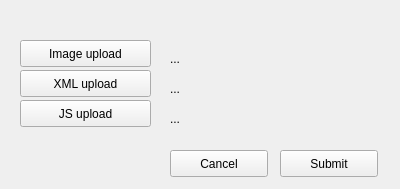
Old version of the form mixxx/src/controllers/dlgpresetupload.ui in the repository weixindut/mixxx.
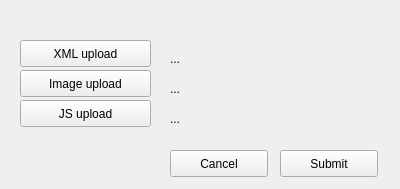
New version of the form.

Diff of the .ui file:
```diff
--- a/mixxx/src/controllers/dlgpresetupload.ui
+++ b/mixxx/src/controllers/dlgpresetupload.ui
@@ -43,7 +43,7 @@
    <property name="geometry">
     <rect>
      <x>20</x>
-     <y>40</y>
+     <y>70</y>
      <width>131</width>
      <height>27</height>
     </rect>
@@ -56,7 +56,7 @@
    <property name="geometry">
     <rect>
      <x>20</x>
-     <y>70</y>
+     <y>40</y>
      <width>131</width>
      <height>27</height>
     </rect>
@@ -82,7 +82,7 @@
    <property name="geometry">
     <rect>
      <x>170</x>
-     <y>50</y>
+     <y>80</y>
      <width>171</width>
      <height>17</height>
     </rect>
@@ -95,7 +95,7 @@
    <property name="geometry">
     <rect>
      <x>170</x>
-     <y>80</y>
+     <y>50</y>
      <width>171</width>
      <height>17</height>
     </rect>
```
